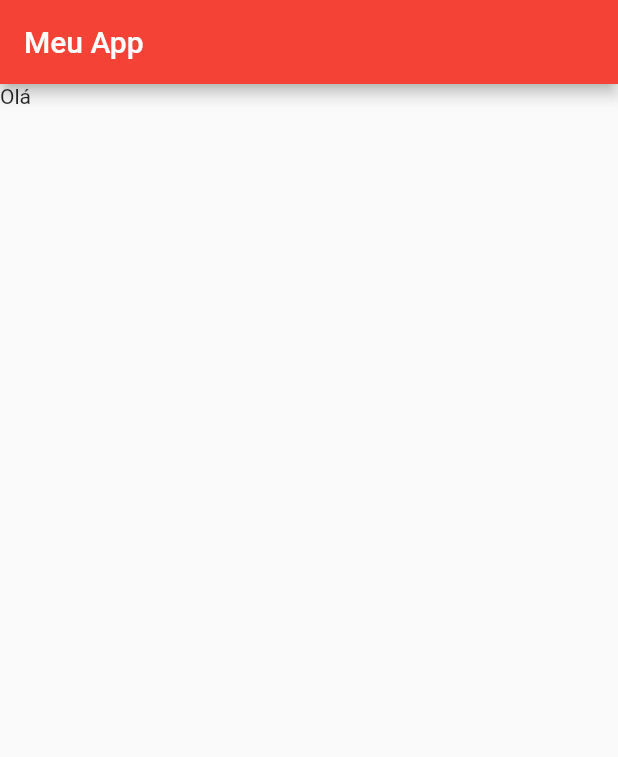
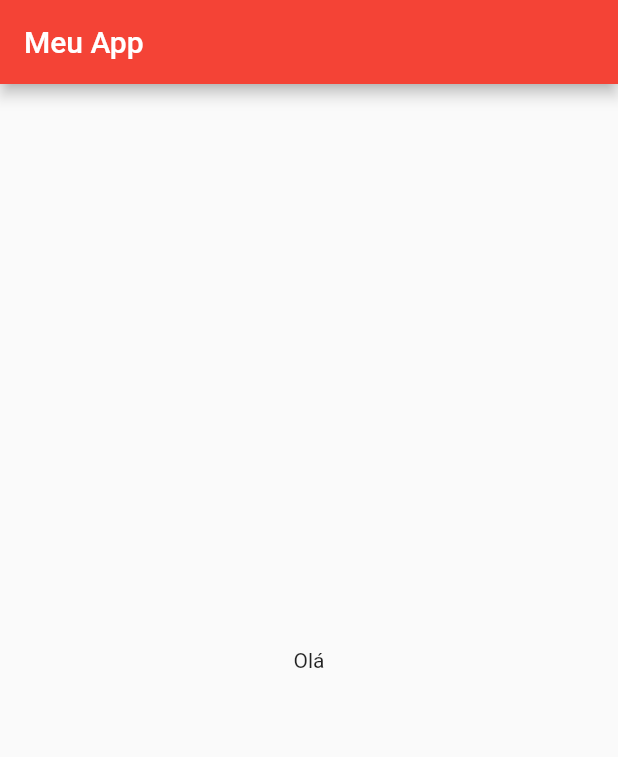
Before and after one commit to maurojh/diopfepc, a Flutter app: the screen it shows after launch, on a phone screen of 412 x 824 dp. Shown: the top 757 px of the screen. Run offline on Flutter 3.47's test engine with Material 2 defaults, Android fonts, the light colour scheme and no system bars.

Commit message:
wrap Center Ctrl ponto

```diff
--- a/lib/main.dart
+++ b/lib/main.dart
@@ -35,7 +35,9 @@ class _MyHomePageState extends State<MyHomePage> {
       appBar: AppBar(
         title: const Text('Meu App'),
       ),
-      body: Text('Olá'),
+      body: const Center(
+        child: Text('Olá'),
+      ),
       floatingActionButton: FloatingActionButton(
         child: Icon(Icons.add),
         onPressed: () {},
```
